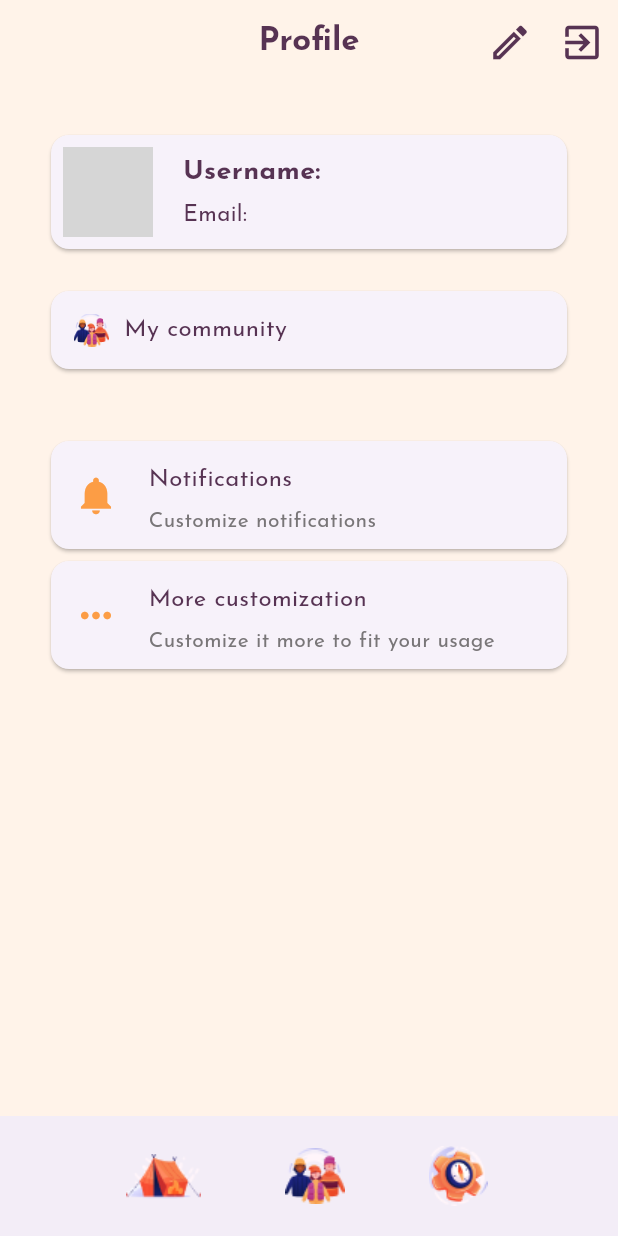
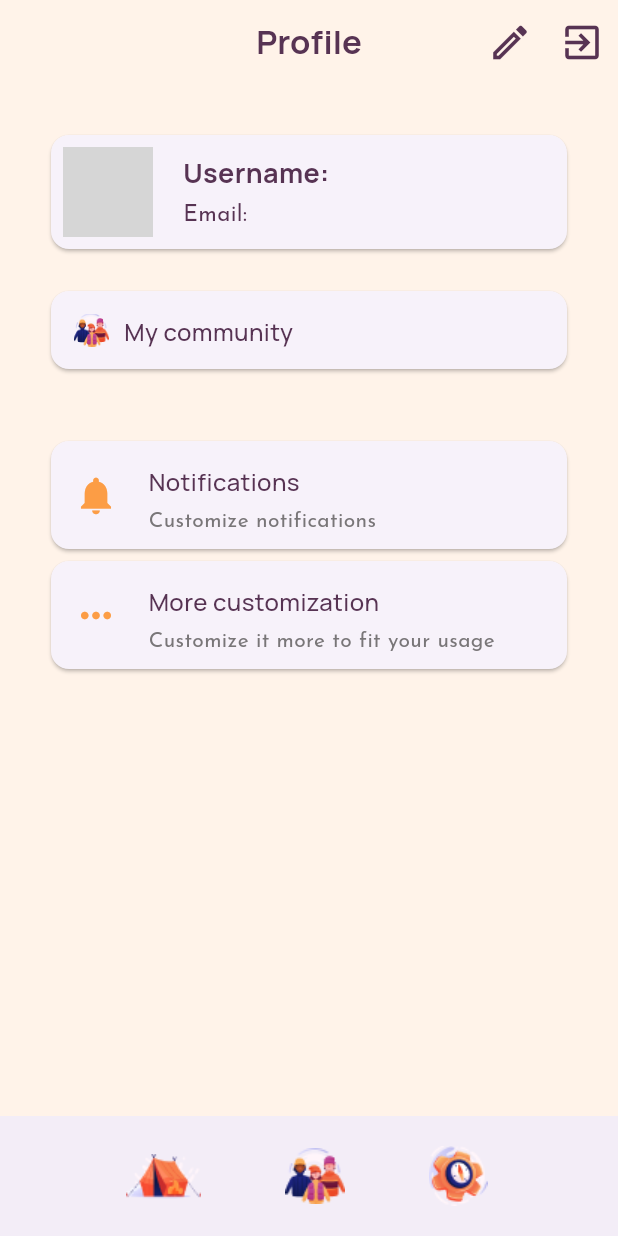
Before and after one commit to MitrovicEmilija/brain_bounce, a Flutter app: the Profile screen opened directly, on a phone screen of 412 x 824 dp. Run offline on Flutter 3.47's test engine with Material 3 defaults, Android fonts, the light colour scheme and no system bars; our stand-ins replace cloud_firestore, firebase_auth, firebase_core, firebase_storage, image_picker; accounts and stored records are empty; network calls fail; grey boxes are pictures that could not be loaded.

Commit message:
small design change

```diff
--- a/lib/screens/profile.dart
+++ b/lib/screens/profile.dart
@@ -65,7 +65,7 @@ class _ProfileState extends State<Profile> {
         title: const Text(
           'Profile',
           style: TextStyle(
-              fontFamily: 'JosefinSans',
+              fontFamily: 'Manrope',
               fontWeight: FontWeight.bold,
               fontSize: 22,
               color: Color.fromRGBO(87, 51, 83, 1)),
@@ -108,7 +108,7 @@ class _ProfileState extends State<Profile> {
                                 Text(
                                   'Username: $username',
                                   style: const TextStyle(
-                                      fontFamily: 'JosefinSans',
+                                      fontFamily: 'Manrope',
                                       fontWeight: FontWeight.bold,
                                       fontSize: 18,
                                       color: Color.fromRGBO(87, 51, 83, 1)),
@@ -155,7 +155,7 @@ class _ProfileState extends State<Profile> {
                                   'My community',
                                   textAlign: TextAlign.center,
                                   style: TextStyle(
-                                      fontFamily: 'JosefinSans',
+                                      fontFamily: 'Manrope',
                                       fontWeight: FontWeight.w500,
                                       color: Color.fromRGBO(87, 51, 83, 1),
                                       fontSize: 16),
@@ -196,7 +196,7 @@ class _ProfileState extends State<Profile> {
                                       'Notifications',
                                       textAlign: TextAlign.left,
                                       style: TextStyle(
-                                          fontFamily: 'JosefinSans',
+                                          fontFamily: 'Manrope',
                                           fontWeight: FontWeight.w500,
                                           color: Color.fromRGBO(87, 51, 83, 1),
                                           fontSize: 16),
@@ -249,7 +249,7 @@ class _ProfileState extends State<Profile> {
                                       'More customization',
                                       textAlign: TextAlign.left,
                                       style: TextStyle(
-                                          fontFamily: 'JosefinSans',
+                                          fontFamily: 'Manrope',
                                           fontWeight: FontWeight.w500,
                                           color: Color.fromRGBO(87, 51, 83, 1),
                                           fontSize: 16),
```
Also changed, not shown: lib/screens/communities.dart (+3 -4 lines).
